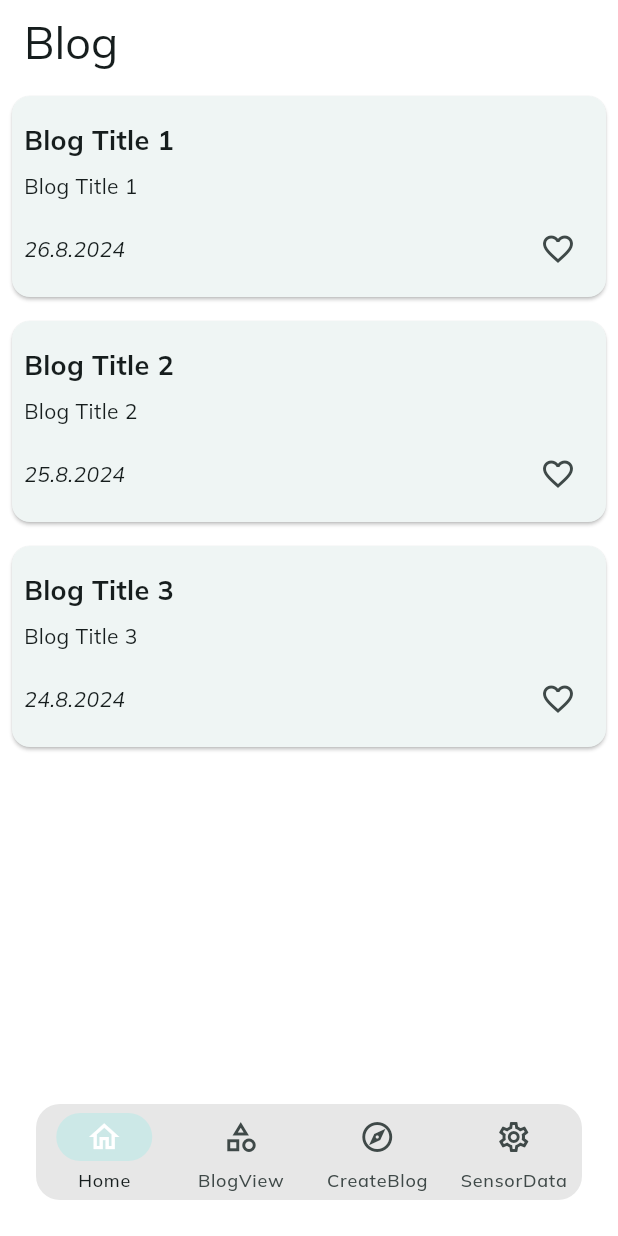
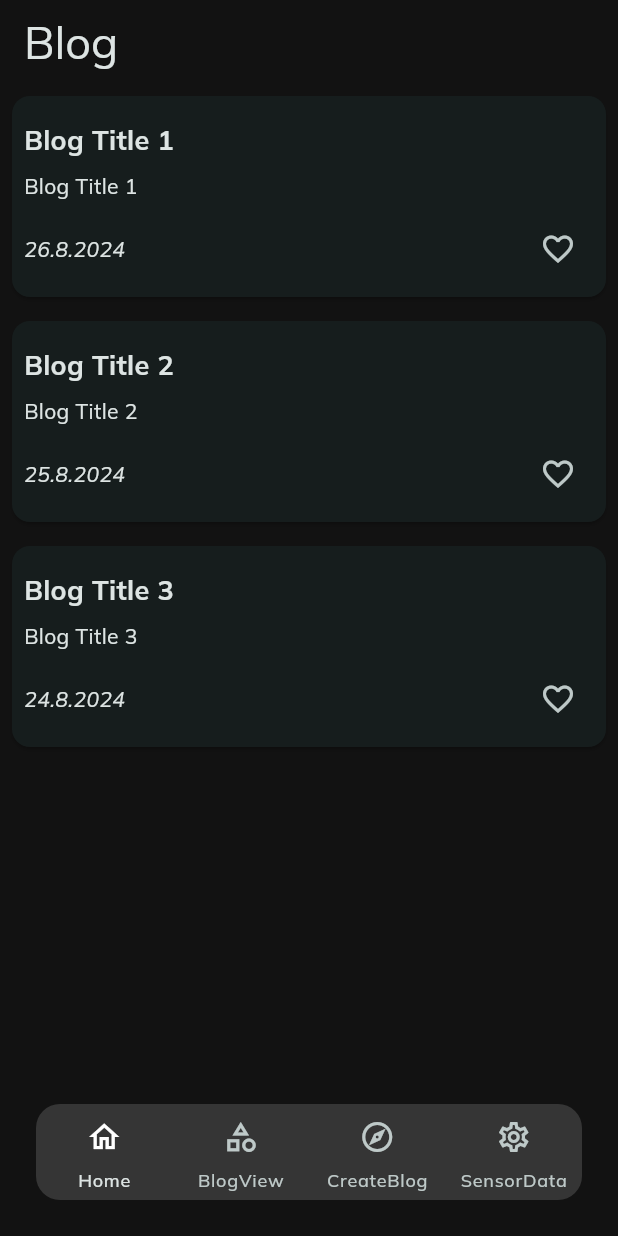
Before and after one commit to TukaWarrior/hftm_MobileComputing_Project_BlogProject, a Flutter app: the screen it shows after launch, on a phone screen of 412 x 824 dp. Run offline on Flutter 3.47's test engine with Material 3 defaults, Android fonts, the phone set to English and light mode, and no system bars; our stand-ins replace image_picker.

Commit message:
Implemented light and dark theme, including theme provider to switch between them.

```diff
--- a/lib/main.dart
+++ b/lib/main.dart
@@ -1,4 +1,5 @@
 import 'package:blog_project/providers/blogpost_provider.dart';
+import 'package:blog_project/providers/theme_provider.dart';
 import 'package:flutter/material.dart';
 import 'package:flutter/services.dart';
 import 'package:provider/provider.dart';
@@ -29,19 +30,23 @@
       providers: [
         ChangeNotifierProvider(create: (_) => BlogProvider()),
         ChangeNotifierProvider(create: (_) => BlogPostProvider()),
+        ChangeNotifierProvider(create: (_) => ThemeProvider()), // Add ThemeProvider here
       ],
-      child: MaterialApp(
-        navigatorKey: mainNavigatorKey,
-        title: "Lucas Blog App",
-        theme: theme,
-        home: const MainScreen(),
+      child: Consumer<ThemeProvider>(
+        builder: (context, themeProvider, _) {
+          return MaterialApp(
+            navigatorKey: mainNavigatorKey,
+            title: "Lucas Blog App",
+            theme: lightTheme,
+            darkTheme: darkTheme,
+            themeMode: themeProvider.themeMode, // Use the theme mode from the provider
+            home: const MainScreen(),
+          );
+        },
       ),
     );
   }
 }
-
-
-
 
 
 // import 'package:flutter/material.dart';
--- a/lib/providers/theme_provider.dart
+++ b/lib/providers/theme_provider.dart
@@ -1,12 +1,22 @@
-// import 'package:flutter/material.dart';
+import 'package:flutter/material.dart';
+import 'package:blog_project/settings/theme.dart';
 
-// class ThemeProvider extends ChangeNotifier {
-//   ThemeMode _themeMode = ThemeMode.system;
+class ThemeProvider extends ChangeNotifier {
+  ThemeMode _themeMode = ThemeMode.dark;
 
-//   ThemeMode get themeMode => _themeMode;
+  ThemeMode get themeMode => _themeMode;
 
-//   void setThemeMode(ThemeMode mode) {
-//     _themeMode = mode;
-//     notifyListeners();
-//   }
-// }
+  void toggleTheme() {
+    if (_themeMode == ThemeMode.light) {
+      _themeMode = ThemeMode.dark;
+    } else {
+      _themeMode = ThemeMode.light;
+    }
+    notifyListeners(); // Notify listeners about the theme change
+  }
+
+  void setTheme(ThemeMode mode) {
+    _themeMode = mode;
+    notifyListeners();
+  }
+}
--- a/lib/screens/main_screen.dart
+++ b/lib/screens/main_screen.dart
@@ -51,6 +51,7 @@ class _MainScreenState extends State<MainScreen> {
                   selectedIndex = index;
                 });
               },
+              indicatorColor: Colors.transparent,
               backgroundColor: Colors.grey.withOpacity(0.25),
               elevation: 0.0,
               // labelBehavior: NavigationDestinationLabelBehavior.alwaysHide,
--- a/lib/settings/theme.dart
+++ b/lib/settings/theme.dart
@@ -1,8 +1,9 @@
 import 'package:flutter/material.dart';
 
-final ThemeData theme = ThemeData(
+final ThemeData lightTheme = ThemeData(
   useMaterial3: true,
-  colorScheme: ColorScheme.fromSeed(seedColor: Colors.cyanAccent),
+  brightness: Brightness.light,
+  colorScheme: ColorScheme.fromSeed(seedColor: Colors.cyanAccent, brightness: Brightness.light),
   scaffoldBackgroundColor: const ColorScheme.light().surfaceContainerHighest,
   fontFamily: "Mulish",
   appBarTheme: AppBarTheme(
@@ -14,3 +15,36 @@ final ThemeData theme = ThemeData(
     ),
   ),
 );
+
+final ThemeData darkTheme = ThemeData(
+  useMaterial3: true,
+  brightness: Brightness.dark,
+  colorScheme: ColorScheme.fromSeed(seedColor: Colors.cyanAccent, brightness: Brightness.dark),
+  scaffoldBackgroundColor: const ColorScheme.dark().surfaceContainerHighest,
+  fontFamily: "Mulish",
+  appBarTheme: AppBarTheme(
+    backgroundColor: const ColorScheme.dark().surfaceContainerHighest,
+  ),
+  textTheme: const TextTheme(
+    titleLarge: TextStyle(
+      fontSize: 30,
+    ),
+  ),
+);
+
+
+// Original Theme
+// final ThemeData theme = ThemeData(
+//   useMaterial3: true,
+//   colorScheme: ColorScheme.fromSeed(seedColor: Colors.cyanAccent),
+//   scaffoldBackgroundColor: const ColorScheme.light().surfaceContainerHighest,
+//   fontFamily: "Mulish",
+//   appBarTheme: AppBarTheme(
+//     backgroundColor: const ColorScheme.light().surfaceContainerHighest,
+//   ),
+//   textTheme: const TextTheme(
+//     titleLarge: TextStyle(
+//       fontSize: 30,
+//     ),
+//   ),
+// );
```
